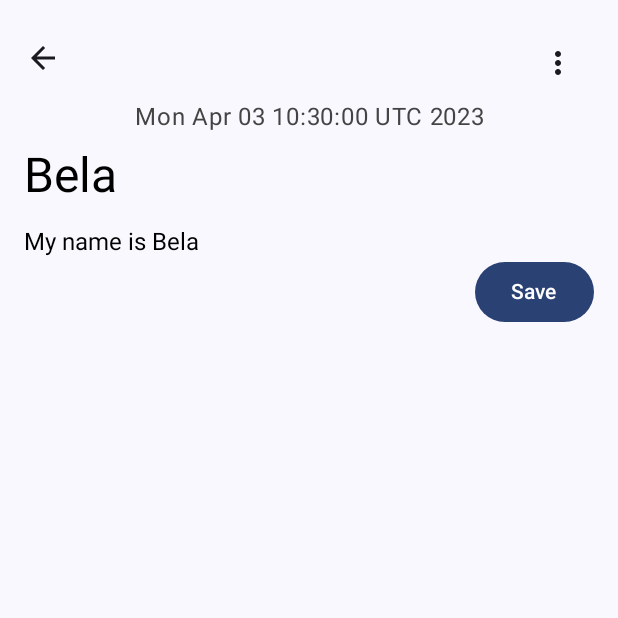
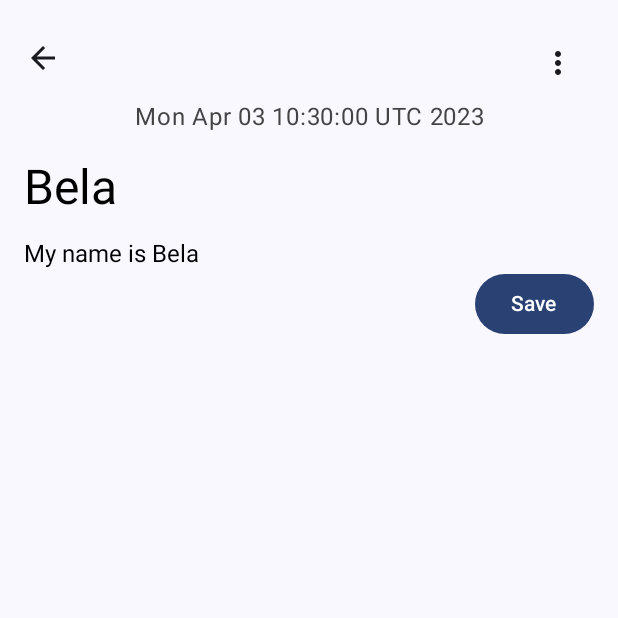
Before and after one commit to ZaraB-hub/NotesApp, an Android app built with Jetpack Compose: the screen it shows after launch (MainActivity), after a tap on "Bela", on a phone screen of 412 x 824 dp, the top half of it. Run offline under Robolectric (Android 15) with nearby library versions, the phone set to English and light mode, and no system bars.

Commit message:
add Notes

```diff
--- a/app/src/main/java/com/example/notesapp/HomeScreen.kt
+++ b/app/src/main/java/com/example/notesapp/HomeScreen.kt
@@ -49,7 +49,11 @@ fun MyApp(navController: NavController,modifier: Modifier = Modifier) {
                 verticalAlignment = Alignment.Bottom,
                 horizontalArrangement = Arrangement.End
             ) {
-                FloatingActionButton(onClick = { navController.currentBackStackEntry?.savedStateHandle?.remove<Note>("note")
+                FloatingActionButton(onClick = {
+                    val newNote = Note()
+                    notesList.add(newNote)
+                    navController.currentBackStackEntry?.savedStateHandle?.set("note",newNote)
+//                    navController.currentBackStackEntry?.savedStateHandle?.remove<Note>("note")
                     navController.navigate(route=Screen.Note.route) }, shape = CircleShape, modifier = Modifier
                     .width(60.dp)
                     .height(60.dp), containerColor = Color.hsl(270f,0.5f,0.75f), contentColor = Color.White) {
--- a/app/src/main/java/com/example/notesapp/Note.kt
+++ b/app/src/main/java/com/example/notesapp/Note.kt
@@ -7,7 +7,7 @@ import java.text.SimpleDateFormat
 import java.util.*
 
 @Parcelize
-class Note(val id:Int=Random().nextInt(Int.MAX_VALUE),var title:String?,var body:String?,var timestamp: Date) :Parcelable
+class Note(val id:Int=Random().nextInt(Int.MAX_VALUE),var title:String?="Empty Note",var body:String?=null,var timestamp: Date=Date()) :Parcelable
 {
     val formattedTimestamp: String
         get() = SimpleDateFormat("dd/MM/yyyy", Locale.getDefault()).format(timestamp)
--- a/app/src/main/java/com/example/notesapp/NoteScreen.kt
+++ b/app/src/main/java/com/example/notesapp/NoteScreen.kt
@@ -48,7 +48,7 @@ fun NotePage(note:Note?,navController:NavController,modifier: Modifier=Modifier)
         TopAppBar(navController=navController)
         Text("${timestamp}",modifier=Modifier.fillMaxWidth(),
             textAlign = TextAlign.Center,color= Color.DarkGray)
-        Spacer(modifier = Modifier.padding(vertical = 4.dp))
+        Spacer(modifier = Modifier.padding(vertical = 8.dp))
         BasicTextField(
             value = title,
             onValueChange = {title=it},
@@ -68,7 +68,7 @@ fun NotePage(note:Note?,navController:NavController,modifier: Modifier=Modifier)
                 if (note != null) {
                     note.title = title
                     note.body = body
-                    note.timestamp = timestamp
+                    note.timestamp = Date()
                 }
 
             },
```
